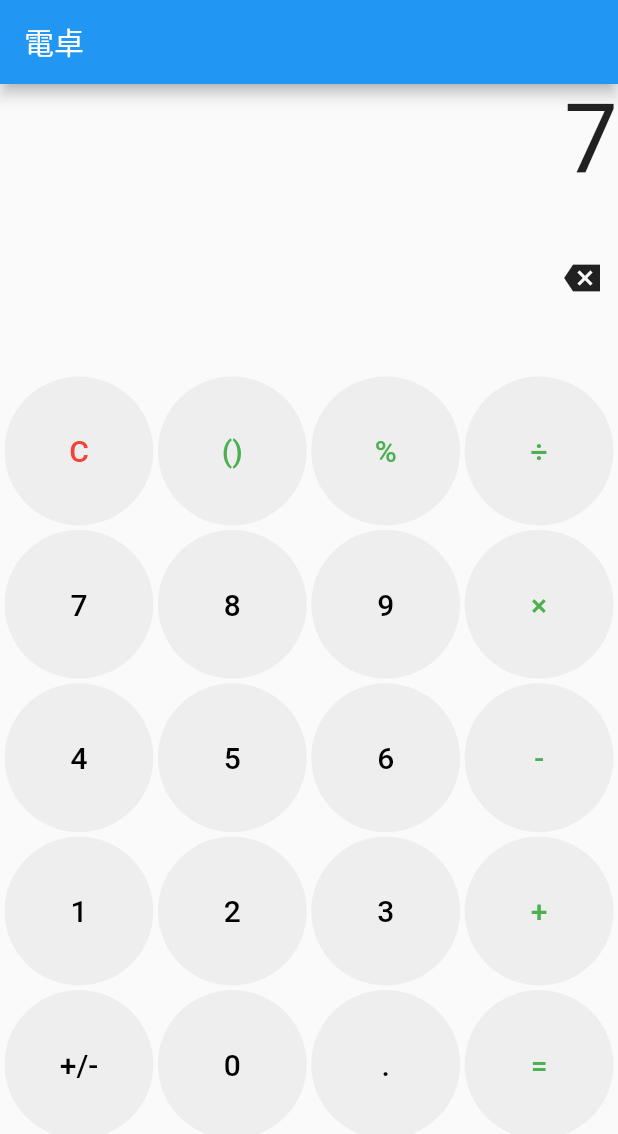
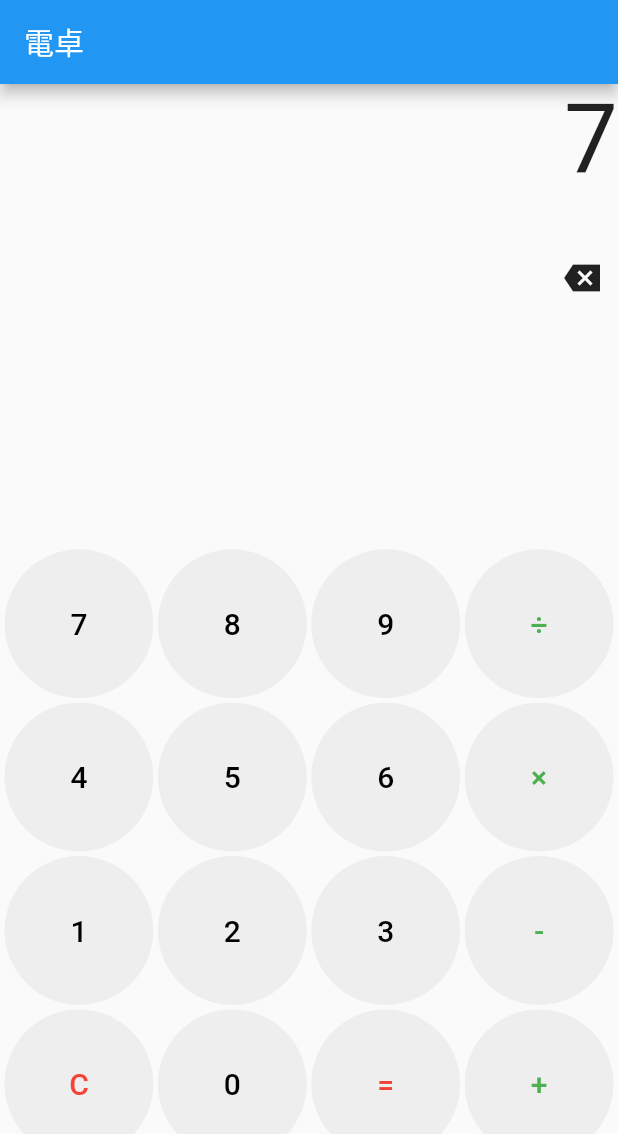
Before and after one commit to hiromu-saito/calculator_app, a Flutter app: the screen it shows after launch, after a tap on an icon or button, on a phone screen of 412 x 824 dp. Shown: the top 1134 px of the screen. Run offline on Flutter 3.47's test engine with Material 2 defaults, Android fonts, the phone set to English and light mode, and no system bars.

```diff
--- a/lib/calculation.dart
+++ b/lib/calculation.dart
@@ -1,51 +1,45 @@
-const c_op = ['+', '-', '×', '÷'];
+class Calculator {
+  static const c_op = ['+', '-', '×', '÷'];
 
-class Calculator {
-  static var _number = <double>[];
-  static var _op = <String>[];
-  static String _buffer = '';
+  static String execute(String expression) {
+    List<String> letters = expression.split('');
+    String buffer = '';
+    List<String> ops = <String>[];
+    List<double> numbers = <double>[];
 
-  static void getKey(String letter) {
-    // 四則演算子
-    if (c_op.contains(letter)) {
-      _op.add(letter);
-      _number.add(double.parse(_buffer));
-      _buffer = '';
-    } // C
-    else if (letter == 'C') {
-      _number.clear();
-      _op.clear();
-      _buffer = '';
-    } // =
-    else if (letter == '=') {
-      return null;
-    } // 数字
-    else {
-      _buffer += letter;
+    for (var letter in letters) {
+      if (c_op.contains(letter)) {
+        ops.add(letter);
+        if (buffer != '') {
+          numbers.add(double.parse(buffer));
+          buffer = '';
+        }
+      } else {
+        buffer += letter;
+      }
+    }
+    numbers.add(double.parse(buffer));
+
+    double _result = numbers[0];
+    for (int i = 1; i < numbers.length; i++) {
+      _result = calculate(_result, numbers[i], ops[i - 1]);
+    }
+    var result = _result.ceil().toString();
+    return result.length <= 10 ? result : 'error';
+  }
+
+  static double calculate(double num1, double num2, String operand) {
+    switch (operand) {
+      case '+':
+        return num1 + num2;
+      case '-':
+        return num1 - num2;
+      case '×':
+        return num1 * num2;
+      case '÷':
+        return num1 / num2;
+      default:
+        return 0;
     }
   }
-
-  static double _result = 0;
-  static String execute() {
-    _number.add(double.parse(_buffer));
-    if (_number.length == 0) return '0';
-    _result = _number[0];
-    for (int i = 0; i < _op.length; i++) {
-      if (_op[i] == '+')
-        _result += _number[i + 1];
-      else if (_op[i] == '-')
-        _result -= _number[i + 1];
-      else if (_op[i] == '×')
-        _result *= _number[i + 1];
-      else if (_op[i] == '÷' && _number[i + 1] != 0)
-        _result /= _number[i + 1];
-      else
-        return 'e';
-    }
-    _number.clear();
-    _op.clear();
-    _buffer = '';
-    var resultStr = _result.toString().split('.');
-    return resultStr[1] == '0' ? resultStr[0] : _result.toString();
-  }
 }
--- a/lib/main.dart
+++ b/lib/main.dart
@@ -1,6 +1,8 @@
 import 'dart:async';
 
+import 'package:calculator_app/main_model.dart';
 import 'package:flutter/material.dart';
+import 'package:provider/provider.dart';
 import 'calculation.dart';
 
 void main() {
@@ -11,7 +13,9 @@ class MyApp extends StatelessWidget {
   @override
   Widget build(BuildContext context) {
     return MaterialApp(
-        home: Scaffold(
+        home: ChangeNotifierProvider<MainModel>(
+      create: (_) => MainModel(),
+      child: Scaffold(
         appBar: AppBar(
           title: Text('電卓'),
         ),
@@ -19,48 +23,24 @@ class MyApp extends StatelessWidget {
           mainAxisAlignment: MainAxisAlignment.start,
           children: [TextField(), Keyboard()],
         ),
+      ),
     ));
   }
 }
 
-class TextField extends StatefulWidget {
-  _TextFiledState createState() => _TextFiledState();
-}
-
-class _TextFiledState extends State<TextField> {
-  String _expression = '';
-
-  void _updateText(String letter) {
-    setState(() {
-      if (letter == 'C')
-        _expression = '';
-      else if (letter == '=') {
-        _expression = '';
-        var ans = Calculator.execute();
-        controller.sink.add(ans);
-      } else {
-        _expression += letter;
-      }
-    });
-    void _RemoveOneletter() {
-      setState(() {
-        _expression = _expression.substring(0, _expression.length - 1);
-      });
-    }
-  }
-
+class TextField extends StatelessWidget {
   @override
   Widget build(BuildContext context) {
-    // any code
     return Expanded(
-      flex: 1,
+      flex: 2,
       child: Container(
-          child: Column(
+          child: Consumer<MainModel>(builder: (context, model, child) {
+        return Column(
           children: [
             Align(
               alignment: Alignment.centerRight,
               child: Text(
-              _expression,
+                model.expression,
                 style: TextStyle(fontSize: 64.0),
               ),
             ),
@@ -71,25 +51,15 @@ class _TextFiledState extends State<TextField> {
                 child: IconButton(
                   icon: const Icon(Icons.backspace_sharp),
                   onPressed: () {
-                  setState(() {
-                    _expression =
-                        _expression.substring(0, _expression.length - 1);
-                  });
+                    model.removeOneLetter();
                   },
                 ),
               ),
             ),
           ],
-      )),
         );
-  }
-
-  static final controller = StreamController.broadcast();
-
-  @override
-  void initState() {
-    controller.stream.listen((event) => _updateText(event));
-    controller.stream.listen((event) => Calculator.getKey(event));
+      })),
+    );
   }
 }
 
@@ -97,6 +67,7 @@ class _TextFiledState extends State<TextField> {
 class Keyboard extends StatelessWidget {
   @override
   Widget build(BuildContext context) {
+    return Consumer<MainModel>(builder: (context, model, child) {
       return Expanded(
         flex: 3,
         child: Container(
@@ -107,56 +78,56 @@ class Keyboard extends StatelessWidget {
             mainAxisSpacing: 3.0,
             crossAxisSpacing: 3.0,
             children: [
-            ButtonProperty('C', Colors.red),
-            ButtonProperty('()', Colors.green),
-            ButtonProperty('%', Colors.green),
-            ButtonProperty('÷', Colors.green),
-            ButtonProperty('7', Colors.black),
-            ButtonProperty('8', Colors.black),
-            ButtonProperty('9', Colors.black),
-            ButtonProperty('×', Colors.green),
-            ButtonProperty('4', Colors.black),
-            ButtonProperty('5', Colors.black),
-            ButtonProperty('6', Colors.black),
-            ButtonProperty('-', Colors.green),
-            ButtonProperty('1', Colors.black),
-            ButtonProperty('2', Colors.black),
-            ButtonProperty('3', Colors.black),
-            ButtonProperty('+', Colors.green),
-            ButtonProperty('+/-', Colors.black),
-            ButtonProperty('0', Colors.black),
-            ButtonProperty('.', Colors.black),
-            ButtonProperty('=', Colors.green),
+              ButtonProperty('7', Colors.black, false),
+              ButtonProperty('8', Colors.black, false),
+              ButtonProperty('9', Colors.black, false),
+              ButtonProperty('÷', Colors.green, model.isAbleOperator()),
+              ButtonProperty('4', Colors.black, false),
+              ButtonProperty('5', Colors.black, false),
+              ButtonProperty('6', Colors.black, false),
+              ButtonProperty('×', Colors.green, model.isAbleOperator()),
+              ButtonProperty('1', Colors.black, false),
+              ButtonProperty('2', Colors.black, false),
+              ButtonProperty('3', Colors.black, false),
+              ButtonProperty('-', Colors.green, model.isAbleOperator()),
+              ButtonProperty('C', Colors.red, false),
+              ButtonProperty('0', Colors.black, model.expression.isEmpty),
+              ButtonProperty('=', Colors.red, model.isAbleOperator()),
+              ButtonProperty('+', Colors.green, model.isAbleOperator()),
             ].map((buttonProperty) {
               return GridTile(
-              child: Button(buttonProperty.key, buttonProperty.color),
+                child: Button(buttonProperty.key, buttonProperty.color,
+                    buttonProperty.disable),
               );
             }).toList(),
           ),
-
-        // ),
         ),
       );
+    });
   }
 }
 
 class ButtonProperty {
   String _key;
   Color _color;
+  bool _disable;
   String get key => _key;
   Color get color => _color;
+  bool get disable => _disable;
 
-  ButtonProperty(this._key, this._color);
+  ButtonProperty(this._key, this._color, this._disable);
 }
 
 //　キーボタン
 class Button extends StatelessWidget {
-  final _key;
+  final String _key;
   final _color;
-  Button(this._key, this._color);
+  final _disable;
+  Button(this._key, this._color, this._disable);
 
   @override
   Widget build(BuildContext context) {
+    return Consumer<MainModel>(builder: (context, model, child) {
       return TextButton(
         child: Text(
           _key,
@@ -166,7 +137,9 @@ class Button extends StatelessWidget {
           ),
         ),
         onPressed: () {
-        _TextFiledState.controller.sink.add(_key);
+          if (!_disable) {
+            model.updateText(_key);
+          }
         },
         style: TextButton.styleFrom(
           shape: RoundedRectangleBorder(
@@ -176,5 +149,6 @@ class Button extends StatelessWidget {
           backgroundColor: Colors.grey[200],
         ),
       );
+    });
   }
 }
--- /dev/null
+++ b/lib/main_model.dart
@@ -0,0 +1,38 @@
+import 'package:flutter/cupertino.dart';
+import 'calculation.dart';
+
+class MainModel extends ChangeNotifier {
+  String expression = '';
+
+  void updateText(String letter) {
+    if (expression.length >= 10) {
+      return;
+    }
+    switch (letter) {
+      case 'C':
+        expression = '';
+        break;
+      case '=':
+        expression = Calculator.execute(expression);
+        break;
+      default:
+        expression += letter;
+    }
+    notifyListeners();
+  }
+
+  void removeOneLetter() {
+    if (expression == '') {
+      return;
+    }
+    expression = expression.substring(0, expression.length - 1);
+    notifyListeners();
+  }
+
+  bool isAbleOperator() {
+    if (expression.length == 0) {
+      return true;
+    }
+    return Calculator.c_op.contains(expression[expression.length - 1]);
+  }
+}
```
Also changed, not shown: pubspec.yaml (+3 -58 lines), pubspec.lock. Lines whose indentation alone changed are shown as unchanged.
